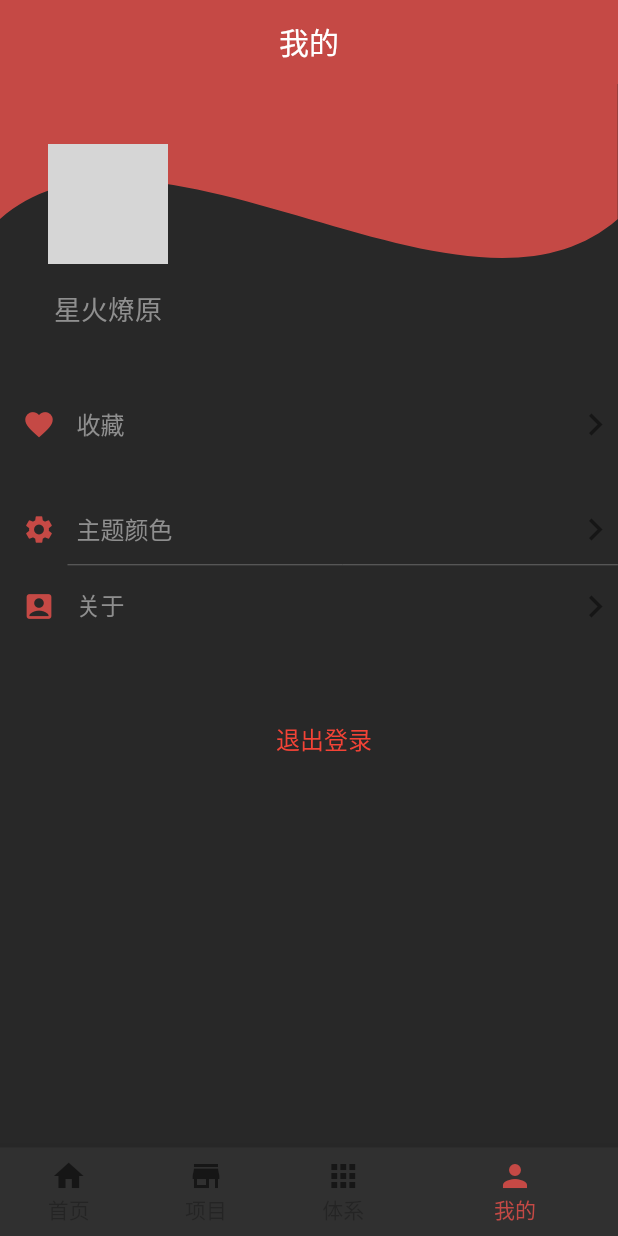
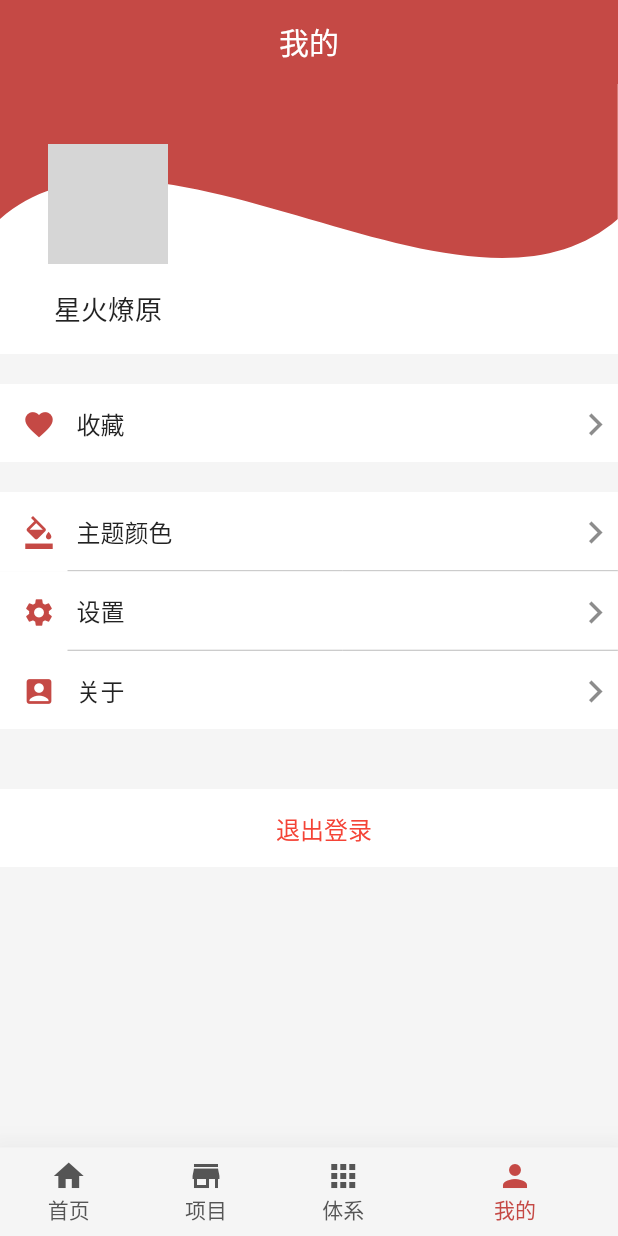
Before and after one commit to xing16/WanAndroid-Flutter, a Flutter app: the screen it shows after launch, item 4 of the bottom bar chosen, on a phone screen of 412 x 824 dp. Run offline on Flutter 3.47's test engine with Material 2 defaults, Android fonts, the phone set to English and light mode, and no system bars; our stand-ins replace dio, webview_flutter; missing offline and left inert: banner; network calls fail; grey boxes are pictures that could not be loaded.

```diff
--- a/lib/main.dart
+++ b/lib/main.dart
@@ -25,7 +25,7 @@ class MyApp extends StatelessWidget {
   Widget build(BuildContext context) {
     return MaterialApp(
       title: 'Flutter Demo',
-      theme: getTheme(isDarkMode: true),
+      theme: getTheme(isDarkMode: false),
       home: MainPage(),
       routes: {
         "login": (BuildContext context) => LoginPage(),
@@ -43,12 +43,13 @@ class MyApp extends StatelessWidget {
           isDarkMode ? Colours.darkAppBackground : Colours.appBackground,
       // tab 指示器颜色
       indicatorColor: Colours.appThemeColor,
+      accentColor: isDarkMode ? Colours.darkApp : Colours.app,
 
       // 底部菜单背景颜色
       bottomAppBarColor:
           isDarkMode ? Colours.darkAppBackground : Colours.appBackground,
-//      primaryColor: Colours.appThemeColor,
-//      primaryColorDark: Colours.appBackground,
+      primaryColor: Colours.appThemeColor,
+      primaryColorDark: Colours.appBackground,
       brightness: isDarkMode ? Brightness.dark : Brightness.light,
       // appBar 背景颜色
       appBarTheme: AppBarTheme(
@@ -101,29 +102,34 @@ class MainPageState extends State<MainPage> {
           color: Colours.appThemeColor,
         ),
         unselectedIconTheme: IconThemeData(
-          color: Colors.black54,
-        ),
+//          color: Colors.black54,
+            ),
         selectedFontSize: 14,
+        elevation: 20,
         unselectedFontSize: 14,
         selectedItemColor: Colours.appThemeColor,
-        unselectedItemColor: Colors.black26,
+        unselectedItemColor: Color(0xff555555),
         showUnselectedLabels: true,
         currentIndex: mCurrentIndex,
         onTap: onNavigationItemSelected,
         items: [
           createNavigationBarItem(
+            context,
             "首页",
             Icon(Icons.home),
           ),
           createNavigationBarItem(
+            context,
             "项目",
             Icon(Icons.store),
           ),
           createNavigationBarItem(
+            context,
             "体系",
             Icon(Icons.apps),
           ),
           createNavigationBarItem(
+            context,
             "我的",
             Icon(Icons.person),
           ),
@@ -132,10 +138,11 @@ class MainPageState extends State<MainPage> {
     );
   }
 
-  createNavigationBarItem(String content, Icon icon) {
+  createNavigationBarItem(BuildContext context, String content, Icon icon) {
     return BottomNavigationBarItem(
       title: new Text(content),
       icon: icon,
+      backgroundColor: Theme.of(context).backgroundColor,
     );
   }
 
--- a/lib/pages/mine.dart
+++ b/lib/pages/mine.dart
@@ -1,4 +1,5 @@
 import 'package:flutter/material.dart';
+import 'package:wanandroid_flutter/pages/settings.dart';
 import 'package:wanandroid_flutter/res/colors.dart';
 
 import '../widgets/bezier_clipper.dart';
@@ -36,6 +37,7 @@ class MinePageState extends State<MinePage> {
                       child: Column(
                         children: <Widget>[
                           Container(
+                            color: Theme.of(context).accentColor,
                             child: Stack(
                               children: <Widget>[
                                 // 贝塞尔背景
@@ -85,6 +87,7 @@ class MinePageState extends State<MinePage> {
                           Column(
                             children: <Widget>[
                               createMineItem(
+                                context,
                                 Icons.favorite,
                                 "收藏",
                                 () {
@@ -93,7 +96,8 @@ class MinePageState extends State<MinePage> {
                                 margin: EdgeInsets.only(top: 20),
                               ),
                               createMineItem(
-                                Icons.settings,
+                                context,
+                                Icons.format_color_fill,
                                 "主题颜色",
                                 () {
                                   print("ddd");
@@ -102,6 +106,23 @@ class MinePageState extends State<MinePage> {
                                 hasDivider: true,
                               ),
                               createMineItem(
+                                context,
+                                Icons.settings,
+                                "设置",
+                                () {
+                                  Navigator.push(
+                                    context,
+                                    MaterialPageRoute(
+                                      builder: (BuildContext context) {
+                                        return SettingsPage();
+                                      },
+                                    ),
+                                  );
+                                },
+                                hasDivider: true,
+                              ),
+                              createMineItem(
+                                context,
                                 Icons.account_box,
                                 "关于",
                                 () {
@@ -109,6 +130,7 @@ class MinePageState extends State<MinePage> {
                                 },
                               ),
                               Container(
+                                color: Theme.of(context).accentColor,
                                 padding: EdgeInsets.only(
                                   left: 20,
                                 ),
@@ -123,7 +145,7 @@ class MinePageState extends State<MinePage> {
                                     color: Colors.red,
                                   ),
                                 ),
-                                height: 50,
+                                height: 52,
                                 width: screenWidth,
                               ),
                             ],
@@ -141,11 +163,13 @@ class MinePageState extends State<MinePage> {
     );
   }
 
-  createMineItem(IconData icon, String text, GestureTapCallback callback,
+  createMineItem(BuildContext context, IconData icon, String text,
+      GestureTapCallback callback,
       {EdgeInsetsGeometry margin, bool hasDivider = false}) {
     return GestureDetector(
       onTap: callback,
       child: Container(
+        color: Theme.of(context).accentColor,
         alignment: Alignment.centerLeft,
         margin: margin,
         padding: EdgeInsets.only(
@@ -156,7 +180,7 @@ class MinePageState extends State<MinePage> {
             Stack(
               children: <Widget>[
                 Container(
-                  height: 50,
+                  height: 52,
                 ),
                 Positioned(
                   child: Icon(
--- a/lib/pages/webview.dart
+++ b/lib/pages/webview.dart
@@ -107,6 +107,7 @@ class WebViewPageState extends State<WebViewPage> {
             ),
             padding: EdgeInsets.all(16),
             decoration: BoxDecoration(
+              color: Theme.of(context).accentColor,
               borderRadius: BorderRadius.circular(20),
             ),
             child: Icon(
--- a/lib/res/colors.dart
+++ b/lib/res/colors.dart
@@ -11,7 +11,7 @@ class Colours {
 
   /// -------- dark mode color ----------- ///
   static const Color darkAppBackground = Color(0xff282828);
-  static const Color darkApp = Color(0xff585858);
+  static const Color darkApp = Color(0xff383838);
   static const Color darkAppText = Color(0xff8f8f8f);
   static const Color darkAppDivider = Color(0xff666666);
 }
```
Also changed, not shown: lib/pages/settings.dart (added, +19 -0 lines), lib/pages/system_category.dart (+6 -3 lines), lib/widgets/gradient_appbar.dart (added, +31 -0 lines).
